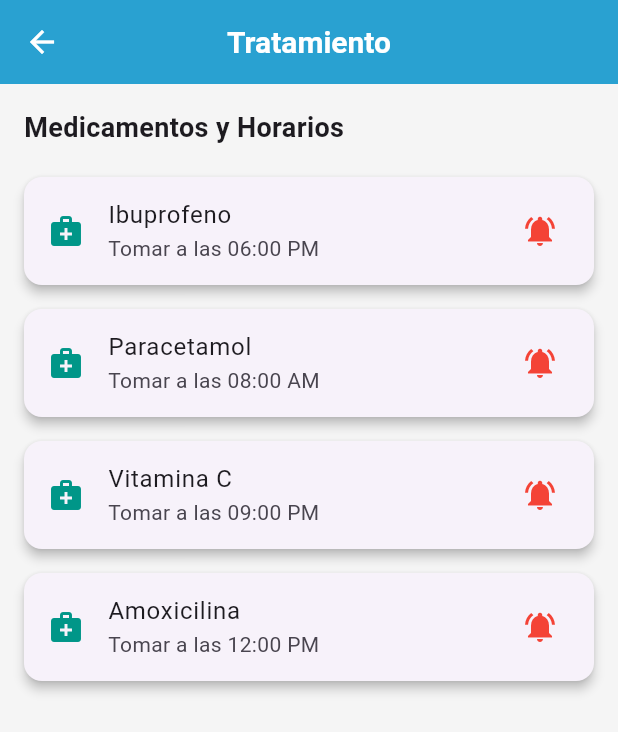
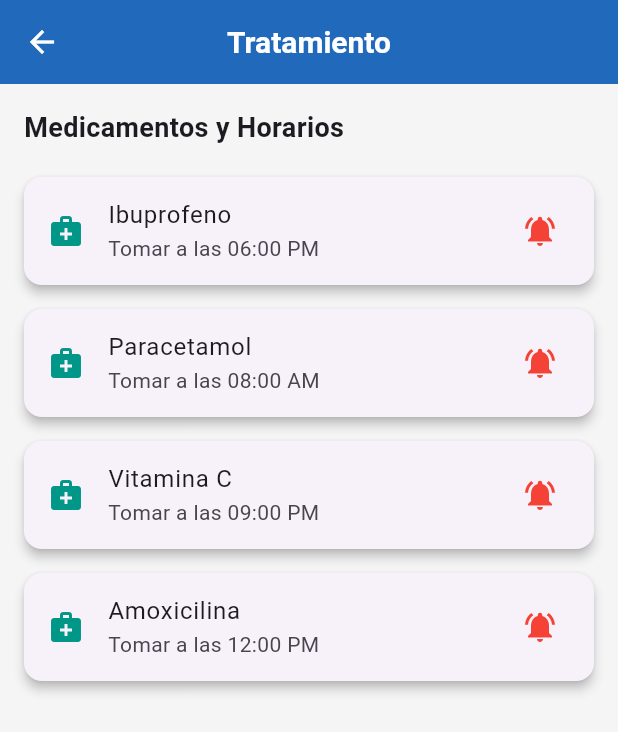
Before and after one commit to Hospired/Hospired-App, a Flutter app: the TreatmentPage screen opened directly, on a phone screen of 412 x 824 dp. Shown: the top 732 px of the screen. Run offline on Flutter 3.47's test engine with Material 3 defaults, Android fonts, the phone set to English and light mode, and no system bars; our stand-ins replace flutter_local_notifications, shared_preferences, sqflite, supabase_flutter, timezone; accounts and stored records are empty.

Commit message:
Improve app theme

```diff
--- /dev/null
+++ b/lib/colors.dart
@@ -0,0 +1,22 @@
+import 'dart:ui';
+
+class HospiredColors {
+  static const white = Color.fromRGBO(255, 255, 255, 1);
+  static const nearWhite = Color.fromRGBO(249, 249, 249, 1);
+  static const black = Color.fromRGBO(0, 0, 0, 1);
+  static const primary = Color.fromRGBO(21, 101, 192, 1);
+  static const primaryLight = Color.fromRGBO(66, 165, 245, 1);
+  static const lightGray = Color.fromRGBO(215, 215, 215, 1);
+  static const gray = Color.fromRGBO(140, 140, 140, 1);
+  static const nearBlack = Color.fromRGBO(34, 34, 34, 1);
+  static const primaryText = nearBlack;
+  static const inputActive = primaryText;
+  static const danger = Color.fromRGBO(228, 5, 5, 1);
+  static const statusUrgent = Color.fromRGBO(228, 5, 5, 1);
+  static const processingBgColor = Color.fromRGBO(255, 240, 240, 1);
+  static const processingForegroundColor = Color.fromRGBO(215, 20, 50, 1);
+  static const confirmedBgColor = Color.fromRGBO(3, 169, 244, 1);
+  static const confirmedForegroundColor = Color.fromRGBO(1, 87, 155, 1);
+  static const deliveredBgColor = Color.fromRGBO(245, 255, 240, 1);
+  static const deliveredForegroundColor = Color.fromRGBO(85, 175, 75, 1);
+}
--- a/lib/pages/login_page.dart
+++ b/lib/pages/login_page.dart
@@ -89,9 +89,6 @@ class _LoginPageState extends State<LoginPage> {
                     )
                   : ElevatedButton(
                       onPressed: () => _login(context),
-                      style: ElevatedButton.styleFrom(
-                        backgroundColor: AppTheme.primaryColor,
-                      ),
                       child: const Text("Ingresar"),
                     ),
               if (error.isNotEmpty)
--- /dev/null
+++ b/lib/text_styles.dart
@@ -0,0 +1,318 @@
+import 'package:flutter/material.dart';
+import 'package:flutter/painting.dart';
+
+import 'colors.dart';
+
+class HospiredTextStyle {
+  //------Body--------------------------------------------------
+  static TextStyle body1 = const TextStyle(
+    fontSize: 12,
+    fontFamily: 'Roboto',
+    color: HospiredColors.nearBlack,
+  );
+  static TextStyle body1C1 = const TextStyle(
+    fontSize: 12,
+    fontFamily: 'Roboto',
+    color: HospiredColors.nearBlack,
+    fontWeight: FontWeight.w400,
+  );
+  static TextStyle body1C1Medium = const TextStyle(
+    fontSize: 12,
+    fontFamily: 'Roboto',
+    color: HospiredColors.nearBlack,
+    fontWeight: FontWeight.w500,
+  );
+  static TextStyle body1C1MediumItalic = const TextStyle(
+    fontSize: 12,
+    fontFamily: 'Roboto',
+    color: HospiredColors.nearBlack,
+    fontStyle: FontStyle.italic,
+    fontWeight: FontWeight.w500,
+  );
+  static TextStyle body1Bold = const TextStyle(
+    fontSize: 12,
+    fontFamily: 'Roboto',
+    fontWeight: FontWeight.w700,
+  );
+  static TextStyle body1C2 = const TextStyle(
+    fontSize: 12,
+    fontFamily: 'Roboto',
+    color: HospiredColors.gray,
+    fontWeight: FontWeight.w400,
+  );
+  static TextStyle body1C2Medium = const TextStyle(
+    fontSize: 12,
+    fontFamily: 'Roboto',
+    color: HospiredColors.gray,
+    fontWeight: FontWeight.w500,
+  );
+  static TextStyle body2C1 = const TextStyle(
+    fontSize: 14,
+    fontFamily: 'Roboto',
+    color: HospiredColors.nearBlack,
+    fontWeight: FontWeight.w400,
+  );
+  static TextStyle body2 = const TextStyle(
+    fontSize: 14,
+    fontFamily: 'Roboto',
+    fontWeight: FontWeight.w400,
+  );
+  static TextStyle body2Medium = const TextStyle(
+    fontSize: 14,
+    fontFamily: 'Roboto',
+    fontWeight: FontWeight.w500,
+  );
+  static TextStyle body2Bold = const TextStyle(
+    fontSize: 14,
+    fontFamily: 'Roboto',
+    fontWeight: FontWeight.w700,
+  );
+  static TextStyle body2C1Bold = const TextStyle(
+    fontSize: 14,
+    fontFamily: 'Roboto',
+    color: HospiredColors.nearBlack,
+    fontWeight: FontWeight.bold,
+  );
+  static TextStyle body2ExtraBold = const TextStyle(
+    fontSize: 14,
+    fontFamily: 'Roboto',
+    fontWeight: FontWeight.bold,
+  );
+  static TextStyle body2C2 = const TextStyle(
+    fontSize: 14,
+    fontFamily: 'Roboto',
+    color: HospiredColors.gray,
+    fontWeight: FontWeight.w400,
+  );
+  static TextStyle body3C1 = const TextStyle(
+    fontSize: 16,
+    fontFamily: 'Roboto',
+    color: HospiredColors.nearBlack,
+    fontWeight: FontWeight.w400,
+  );
+  static TextStyle body3 = const TextStyle(
+    fontSize: 16,
+    fontFamily: 'Roboto',
+    fontWeight: FontWeight.w400,
+  );
+  static TextStyle body3Bold = const TextStyle(
+    fontSize: 16,
+    fontFamily: 'Roboto',
+    fontWeight: FontWeight.w700,
+  );
+  static TextStyle body3Medium = const TextStyle(
+    fontSize: 16,
+    fontFamily: 'Roboto',
+    fontWeight: FontWeight.w500,
+  );
+  static TextStyle body4 = const TextStyle(
+    fontSize: 20,
+    fontFamily: 'Roboto',
+    fontWeight: FontWeight.w400,
+  );
+  static TextStyle body4Bold = const TextStyle(
+    fontSize: 20,
+    fontFamily: 'Roboto',
+    fontWeight: FontWeight.w700,
+  );
+  static TextStyle body5C1Medium = const TextStyle(
+    fontSize: 24,
+    fontFamily: 'Roboto',
+    color: HospiredColors.nearBlack,
+    fontWeight: FontWeight.w500,
+  );
+  static TextStyle body5Bold = const TextStyle(
+    fontSize: 24,
+    fontFamily: 'Roboto',
+    fontWeight: FontWeight.w700,
+  );
+
+  //------Link--------------------------------------------------
+  static TextStyle link1 = const TextStyle(
+    fontSize: 14,
+    fontFamily: 'Roboto',
+    fontWeight: FontWeight.w400,
+  );
+  static TextStyle link1C1 = const TextStyle(
+    fontSize: 14,
+    fontFamily: 'Roboto',
+    color: HospiredColors.gray,
+    fontWeight: FontWeight.w400,
+  );
+  static TextStyle link1C2 = const TextStyle(
+    fontSize: 14,
+    fontFamily: 'Roboto',
+    color: HospiredColors.primary,
+    fontWeight: FontWeight.w400,
+  );
+  static TextStyle link1C2Medium = const TextStyle(
+    fontSize: 14,
+    fontFamily: 'Roboto',
+    color: HospiredColors.primary,
+    fontWeight: FontWeight.w500,
+  );
+  static TextStyle link2Medium = const TextStyle(
+    fontSize: 14,
+    fontFamily: 'Roboto',
+    fontWeight: FontWeight.w500,
+  );
+  static TextStyle link3Medium = const TextStyle(
+    fontSize: 16,
+    fontFamily: 'Roboto',
+    fontWeight: FontWeight.w500,
+  );
+
+  //------Title--------------------------------------------------
+
+  static TextStyle title2 = const TextStyle(
+    fontSize: 14,
+    fontFamily: 'Roboto',
+    fontWeight: FontWeight.w700,
+  );
+  static TextStyle title3 = const TextStyle(
+    fontSize: 16,
+    fontFamily: 'Roboto',
+    fontWeight: FontWeight.w700,
+  );
+  static TextStyle title4 = const TextStyle(
+    fontSize: 20,
+    fontFamily: 'Roboto',
+    fontWeight: FontWeight.w700,
+  );
+  static TextStyle title5 = const TextStyle(
+    fontSize: 24,
+    fontFamily: 'Roboto',
+    fontWeight: FontWeight.w700,
+  );
+  static TextStyle titleAirport = const TextStyle(
+    fontSize: 20,
+    fontFamily: 'Roboto',
+    color: HospiredColors.nearBlack,
+    fontWeight: FontWeight.w400,
+  );
+  static TextStyle sectionTitle = const TextStyle(
+    fontSize: 24,
+    fontFamily: 'Roboto',
+    color: HospiredColors.primary,
+    fontWeight: FontWeight.w400,
+  );
+  static TextStyle sectionTitleBold = const TextStyle(
+    fontSize: 24,
+    fontFamily: 'Roboto',
+    color: HospiredColors.black,
+    fontWeight: FontWeight.w700,
+  );
+  static TextStyle pageTitleBold = const TextStyle(
+    fontSize: 20,
+    fontFamily: 'Roboto',
+    color: HospiredColors.black,
+    fontWeight: FontWeight.w700,
+  );
+  static TextStyle bodyTitle = const TextStyle(
+    fontSize: 16,
+    fontFamily: 'Roboto',
+    color: HospiredColors.nearBlack,
+    fontWeight: FontWeight.w500,
+  );
+  static TextStyle bodyTitleBold = const TextStyle(
+    fontSize: 16,
+    fontFamily: 'Roboto',
+    color: HospiredColors.nearBlack,
+    fontWeight: FontWeight.w700,
+  );
+  static TextStyle price = const TextStyle(
+    fontSize: 24,
+    fontFamily: 'Roboto',
+    color: HospiredColors.nearBlack,
+    fontWeight: FontWeight.w700,
+  );
+  static TextStyle currency = const TextStyle(
+    fontSize: 14,
+    fontFamily: 'Roboto',
+    color: HospiredColors.nearBlack,
+    fontWeight: FontWeight.w400,
+  );
+  static TextStyle legNumber = const TextStyle(
+    fontSize: 48,
+    fontFamily: 'Roboto',
+    fontWeight: FontWeight.w800,
+  );
+
+  //------Buttons--------------------------------------------------
+
+  static TextStyle button1C1 = const TextStyle(
+    fontSize: 14,
+    fontFamily: "Roboto",
+    color: HospiredColors.white,
+    fontWeight: FontWeight.w500,
+  );
+  static TextStyle button1C2 = const TextStyle(
+    fontSize: 14,
+    fontFamily: "Roboto",
+    color: HospiredColors.white,
+    fontWeight: FontWeight.w500,
+  );
+  static TextStyle labelButton = const TextStyle(
+    fontSize: 12,
+    fontFamily: "Roboto",
+    color: HospiredColors.primary,
+    fontWeight: FontWeight.w500,
+  );
+
+  // ==================== OLD ======================
+
+  static TextStyle primaryButtonText = const TextStyle(
+    fontSize: 14,
+    fontFamily: "Roboto",
+    color: HospiredColors.white,
+    fontWeight: FontWeight.w500,
+  );
+  static TextStyle badgeText = const TextStyle(
+    fontSize: 12,
+    fontFamily: "Roboto",
+    color: HospiredColors.white,
+    fontWeight: FontWeight.w500,
+  );
+  static TextStyle primaryWithBackgroundButtonText = const TextStyle(
+    fontSize: 14,
+    fontFamily: "Roboto",
+    color: HospiredColors.white,
+    fontWeight: FontWeight.w500,
+  );
+  static TextStyle textLink = const TextStyle(
+    fontSize: 14,
+    fontFamily: 'Roboto',
+    color: HospiredColors.gray,
+    fontWeight: FontWeight.w400,
+  );
+  static TextStyle colorLink = const TextStyle(
+    fontSize: 14,
+    fontFamily: 'Roboto',
+    color: HospiredColors.primary,
+    fontWeight: FontWeight.w400,
+  );
+  static TextStyle colorLinkMedium = const TextStyle(
+    fontSize: 14,
+    fontFamily: 'Roboto',
+    color: HospiredColors.primary,
+    fontWeight: FontWeight.w500,
+  );
+  static TextStyle titleAirportList = const TextStyle(
+    fontSize: 20,
+    fontFamily: 'Roboto',
+    color: HospiredColors.gray,
+    fontWeight: FontWeight.w400,
+  );
+  static TextStyle priceList = const TextStyle(
+    fontSize: 24,
+    fontFamily: 'Roboto',
+    color: HospiredColors.nearBlack,
+    fontWeight: FontWeight.w700,
+  );
+  static TextStyle contentTitle = const TextStyle(
+    fontSize: 16,
+    fontFamily: 'Roboto',
+    color: HospiredColors.nearBlack,
+    fontWeight: FontWeight.w500,
+  );
+}
--- a/lib/theme.dart
+++ b/lib/theme.dart
@@ -1,4 +1,7 @@
 import 'package:flutter/material.dart';
+
+import 'colors.dart';
+import 'text_styles.dart';
 
 class AppTheme {
   static const Color primaryColor = Color.fromRGBO(35, 169, 214, 1);
@@ -6,15 +9,50 @@ class AppTheme {
   static final ThemeData theme = ThemeData(
     scaffoldBackgroundColor: Colors.grey[100],
     appBarTheme: const AppBarTheme(
-      backgroundColor: primaryColor,
-      iconTheme: IconThemeData(color: Colors.white),
+      backgroundColor: HospiredColors.primary,
+      surfaceTintColor: HospiredColors.gray,
+      iconTheme: IconThemeData(color: HospiredColors.white),
+      centerTitle: true,
+      elevation: 4,
       titleTextStyle: TextStyle(
         color: Colors.white,
         fontSize: 20,
         fontWeight: FontWeight.bold,
       ),
-      centerTitle: true,
-      elevation: 4,
+    ),
+    textButtonTheme: TextButtonThemeData(
+      style: TextButton.styleFrom(
+        foregroundColor: HospiredColors.primary,
+        tapTargetSize: MaterialTapTargetSize.shrinkWrap,
+        minimumSize: Size.zero,
+        padding: const EdgeInsets.all(0),
+        textStyle: HospiredTextStyle.link1C2Medium,
+      ),
+    ),
+    outlinedButtonTheme: OutlinedButtonThemeData(
+      style: OutlinedButton.styleFrom(foregroundColor: HospiredColors.white),
+    ),
+    elevatedButtonTheme: ElevatedButtonThemeData(
+      style: ElevatedButton.styleFrom(
+        disabledBackgroundColor: HospiredColors.lightGray,
+        disabledForegroundColor: HospiredColors.nearWhite,
+        backgroundColor: HospiredColors.primary,
+        foregroundColor: HospiredColors.white,
+        textStyle: HospiredTextStyle.primaryWithBackgroundButtonText,
+        minimumSize: const Size(0, 48),
+        side: const BorderSide(style: BorderStyle.none),
+        shape: RoundedRectangleBorder(borderRadius: BorderRadius.circular(16)),
+        surfaceTintColor: HospiredColors.white,
+      ),
+    ),
+    navigationBarTheme: NavigationBarThemeData(
+      iconTheme: WidgetStateProperty.all(
+        const IconThemeData(color: HospiredColors.primary),
+      ),
+      indicatorColor: HospiredColors.primaryLight,
+      backgroundColor: HospiredColors.nearWhite,
+      surfaceTintColor: HospiredColors.nearWhite,
+      labelTextStyle: WidgetStateProperty.all(HospiredTextStyle.labelButton),
     ),
     bottomNavigationBarTheme: const BottomNavigationBarThemeData(
       selectedItemColor: primaryColor,
```
